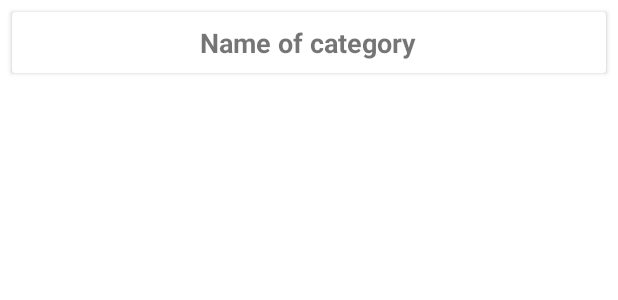
After one commit to MustafaHasria/jarbha-game, an Android app: the layout item_recycler_view_category.xml on its own in the app's theme, with its tools: preview values and no code run, on a phone screen of 412 x 824 dp. The commit adds this screen. Shown: the top 300 px of the screen. Run offline under Robolectric (Android 15) with nearby library versions, the phone set to English and light mode, and no system bars.

Commit message:
* Add category recycler view. * Create category repository(Insert, Select).

```diff
--- a/app/build.gradle
+++ b/app/build.gradle
@@ -25,6 +25,12 @@ android {
         sourceCompatibility JavaVersion.VERSION_1_8
         targetCompatibility JavaVersion.VERSION_1_8
     }
+
+
+    buildFeatures {
+        viewBinding true
+    }
+
 }
 
 dependencies {
--- a/app/src/main/java/com/example/jarbha/view/main/Student.java
+++ b/app/src/main/java/com/example/jarbha/view/main/Student.java
@@ -1,8 +1,6 @@
 package com.example.jarbha.view.main;
 
-public abstract class Student {
+public class Student {
 
-    int age;
 
-    abstract void getAge();
 }
--- /dev/null
+++ b/app/src/main/res/layout/item_recycler_view_category.xml
@@ -0,0 +1,18 @@
+<?xml version="1.0" encoding="utf-8"?>
+<androidx.cardview.widget.CardView xmlns:android="http://schemas.android.com/apk/res/android"
+    android:id="@+id/item_recycler_view_category_card_view_main_container"
+
+    android:layout_width="match_parent"
+    android:layout_height="wrap_content"
+    android:layout_margin="8dp">
+
+    <TextView
+        android:id="@+id/item_recycler_view_category_text_view_name"
+        android:layout_width="wrap_content"
+        android:layout_height="wrap_content"
+        android:layout_gravity="center"
+        android:layout_margin="8dp"
+        android:text="Name of category"
+        android:textSize="18sp"
+        android:textStyle="bold" />
+</androidx.cardview.widget.CardView>
```
Also changed, not shown: app/src/main/java/com/example/jarbha/repository/CategoryRepository.java (+39 -2 lines), app/src/main/java/com/example/jarbha/view/main/CategoryAdapter.java (added, +65 -0 lines), app/src/main/java/com/example/jarbha/view/main/MainActivity.java (+6 -1 lines), app/src/main/res/layout/activity_main.xml (+5 -10 lines).
